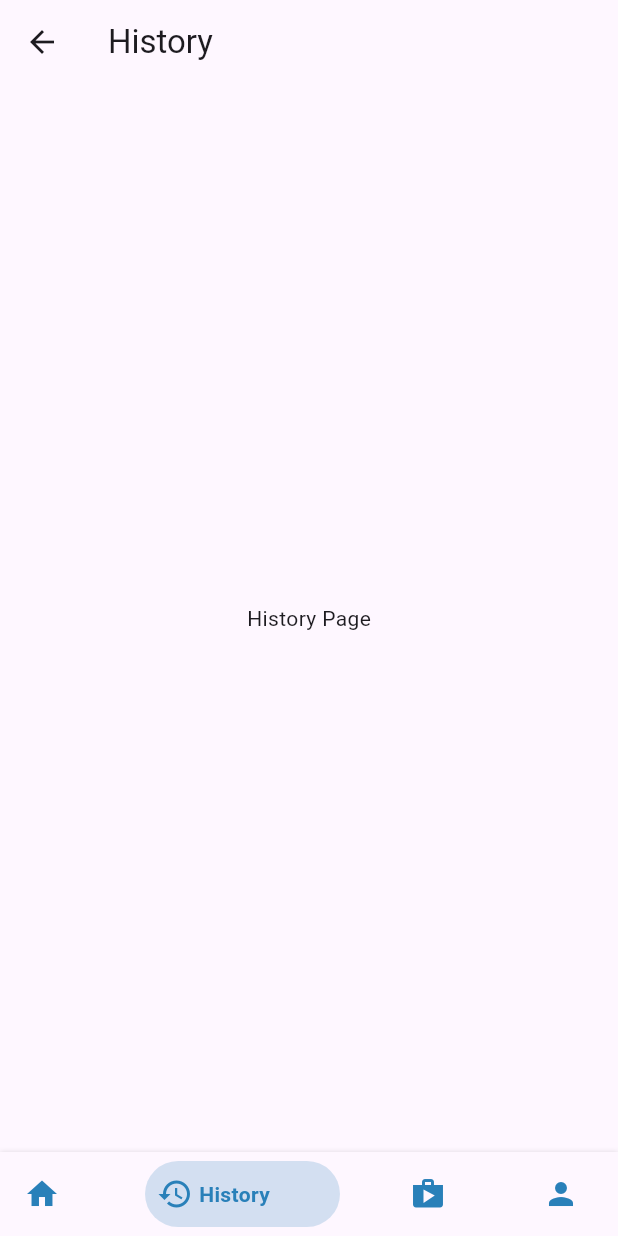
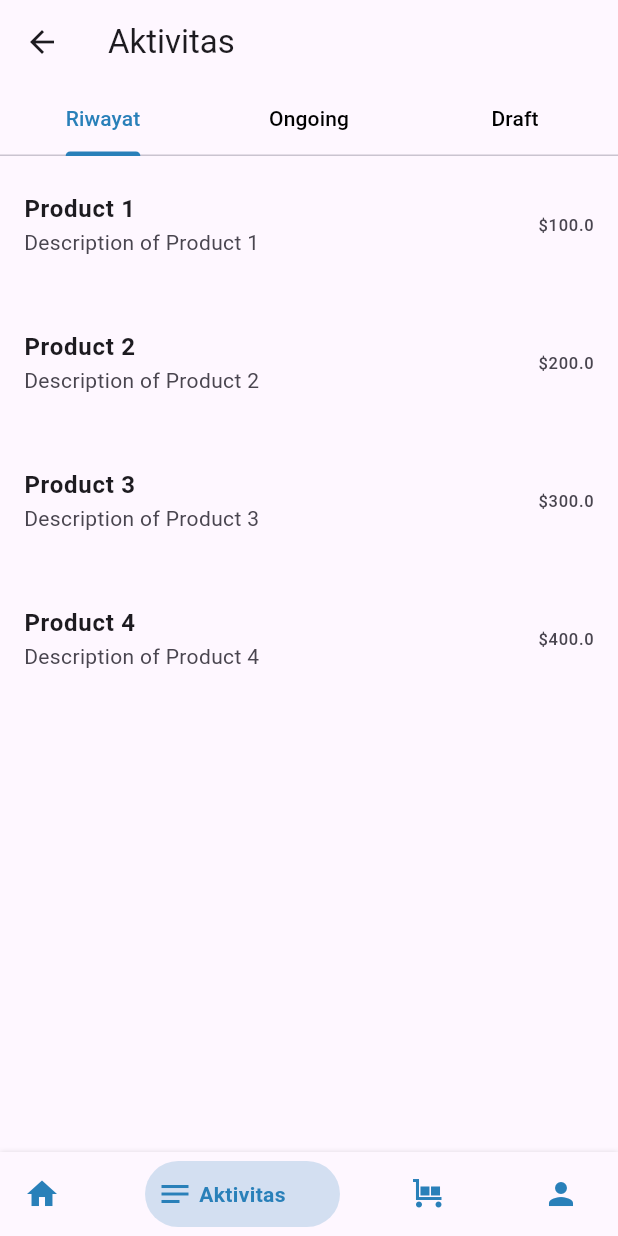
Before and after one commit to adisanwar/jastip_app, a Flutter app: the HomePage screen opened directly, swiped to page 2, on a phone screen of 412 x 824 dp. Run offline on Flutter 3.47's test engine with Material 3 defaults, Android fonts, the light colour scheme and no system bars; drawn by our look-alikes of bottom_navy_bar; our stand-ins replace connectivity_plus, dio, scroll_to_index, shared_preferences; missing offline and left inert: vertical_scrollable_tabview; accounts and stored records are empty; network calls fail.

Commit message:
mockup desain

```diff
--- /dev/null
+++ b/lib/Screens/Activity/activity.dart
@@ -0,0 +1,164 @@
+import 'package:flutter/material.dart';
+import 'package:jastip_app/Styles/colors.dart';
+import 'package:scroll_to_index/scroll_to_index.dart';
+import 'package:vertical_scrollable_tabview/vertical_scrollable_tabview.dart';
+
+class ActivityScreen extends StatefulWidget {
+  const ActivityScreen({Key? key}) : super(key: key);
+
+  @override
+  _ActivityScreenState createState() => _ActivityScreenState();
+}
+
+class _ActivityScreenState extends State<ActivityScreen>
+    with TickerProviderStateMixin {
+  late TabController tabController;
+  late AutoScrollController autoScrollController;
+  final List<String> tabs = ['Riwayat', 'Ongoing', 'Draft']; // Simplified data
+
+  @override
+  void initState() {
+    super.initState();
+    tabController = TabController(length: tabs.length, vsync: this);
+    autoScrollController = AutoScrollController();
+  }
+
+  @override
+  void dispose() {
+    tabController.dispose();
+    autoScrollController.dispose();
+    super.dispose();
+  }
+
+  @override
+  Widget build(BuildContext context) {
+    return Scaffold(
+      appBar: AppBar(title: const Text('Aktivitas')),
+      body: Column(
+        children: [
+          TabBar(
+            controller: tabController,
+            indicatorColor: primaryColor,
+            labelColor: primaryColor,
+            unselectedLabelColor: Colors.black,
+            tabs: tabs.map((title) {
+              return Tab(text: title);
+            }).toList(),
+          ),
+          Expanded(
+            child: TabBarView(
+              controller: tabController,
+              children: [
+                History(), // Replace with your "Overview" content
+                OnGoing(),
+                DraftPage() // Replace with your "Specification" content
+              ],
+            ),
+          ),
+        ],
+      ),
+    );
+  }
+}
+
+// Example widgets for "Overview" and "Specification" sections
+
+class History extends StatelessWidget {
+  // Sample list of products
+  final List<Product> products = [
+    Product(name: 'Product 1', description: 'Description of Product 1', price: 100),
+    Product(name: 'Product 2', description: 'Description of Product 2', price: 200),
+    Product(name: 'Product 3', description: 'Description of Product 3', price: 300),
+    Product(name: 'Product 4', description: 'Description of Product 4', price: 400),
+    // Add more products as needed
+  ];
+
+  @override
+  Widget build(BuildContext context) {
+    return ListView.builder(
+      itemCount: products.length,
+      itemBuilder: (context, index) {
+        final product = products[index];
+        return ListTile(
+          contentPadding: EdgeInsets.symmetric(vertical: 10, horizontal: 16),
+          title: Text(product.name, style: TextStyle(fontWeight: FontWeight.bold)),
+          subtitle: Text(product.description),
+          trailing: Text('\$${product.price}'),
+          onTap: () {
+            // Handle tap event (e.g., navigate to product details)
+          },
+        );
+      },
+    );
+  }
+}
+
+// Product model
+class Product {
+  final String name;
+  final String description;
+  final double price;
+
+  Product({required this.name, required this.description, required this.price});
+}
+
+
+class OnGoing extends StatelessWidget {
+  // Sample list of products
+  final List<Product> products = [
+    Product(name: 'Product 1', description: 'Description of Product 1', price: 100),
+    Product(name: 'Product 2', description: 'Description of Product 2', price: 200),
+    Product(name: 'Product 3', description: 'Description of Product 3', price: 300),
+    Product(name: 'Product 4', description: 'Description of Product 4', price: 400),
+    // Add more products as needed
+  ];
+
+  @override
+  Widget build(BuildContext context) {
+    return ListView.builder(
+      itemCount: products.length,
+      itemBuilder: (context, index) {
+        final product = products[index];
+        return ListTile(
+          contentPadding: EdgeInsets.symmetric(vertical: 10, horizontal: 16),
+          title: Text(product.name, style: TextStyle(fontWeight: FontWeight.bold)),
+          subtitle: Text(product.description),
+          trailing: Text('\$${product.price}'),
+          onTap: () {
+            // Handle tap event (e.g., navigate to product details)
+          },
+        );
+      },
+    );
+  }
+}
+
+class DraftPage extends StatelessWidget {
+ // Sample list of products
+  final List<Product> products = [
+    Product(name: 'Product 1', description: 'Description of Product 1', price: 100),
+    Product(name: 'Product 2', description: 'Description of Product 2', price: 200),
+    Product(name: 'Product 3', description: 'Description of Product 3', price: 300),
+    Product(name: 'Product 4', description: 'Description of Product 4', price: 400),
+    // Add more products as needed
+  ];
+
+  @override
+  Widget build(BuildContext context) {
+    return ListView.builder(
+      itemCount: products.length,
+      itemBuilder: (context, index) {
+        final product = products[index];
+        return ListTile(
+          contentPadding: EdgeInsets.symmetric(vertical: 10, horizontal: 16),
+          title: Text(product.name, style: TextStyle(fontWeight: FontWeight.bold)),
+          subtitle: Text(product.description),
+          trailing: Text('\$${product.price}'),
+          onTap: () {
+            // Handle tap event (e.g., navigate to product details)
+          },
+        );
+      },
+    );
+  }
+}
--- a/lib/Screens/History/history.dart
+++ /dev/null
@@ -1,13 +0,0 @@
-import 'package:flutter/material.dart';
-
-class HistoryScreen extends StatelessWidget {
-  const HistoryScreen({Key? key}) : super(key: key);
-
-  @override
-  Widget build(BuildContext context) {
-    return Scaffold(
-      appBar: AppBar(title: const Text('History')),
-      body: Center(child: const Text('History Page')),
-    );
-  }
-}
--- a/lib/Screens/Home/home_page.dart
+++ b/lib/Screens/Home/home_page.dart
@@ -1,7 +1,7 @@
 import 'package:bottom_navy_bar/bottom_navy_bar.dart';
 import 'package:flutter/material.dart';
 import 'package:jastip_app/Screens/Cart/cart.dart';
-import 'package:jastip_app/Screens/History/history.dart';
+import 'package:jastip_app/Screens/Activity/activity.dart';
 import 'package:jastip_app/Screens/Home/main_screen.dart';
 import 'package:jastip_app/Screens/Profile/profile.dart';
 import 'package:jastip_app/Styles/colors.dart';
@@ -41,7 +41,7 @@ class _HomePageState extends State<HomePage> {
         children: const <Widget>[
           // Add your respective page widgets here
           MainScreen(),
-          HistoryScreen(),
+          ActivityScreen(),
           CartScreen(),
           ProfileScreen(),
         ],
@@ -57,12 +57,12 @@ class _HomePageState extends State<HomePage> {
             activeColor: primaryColor,
           ),
           BottomNavyBarItem(
-            icon: const Icon(Icons.history),
-            title: const Text('History'),
+            icon: const Icon(Icons.notes),
+            title: const Text('Aktivitas'),
             activeColor: primaryColor,
           ),
           BottomNavyBarItem(
-            icon: const Icon(Icons.shop),
+            icon: const Icon(Icons.trolley),
             title: const Text('Cart'),
             activeColor: primaryColor,
           ),
--- a/lib/Screens/Profile/profile.dart
+++ b/lib/Screens/Profile/profile.dart
@@ -6,7 +6,7 @@ class ProfileScreen extends StatelessWidget {
   @override
   Widget build(BuildContext context) {
     return Scaffold(
-      appBar: AppBar(title: const Text('Profile')),
+      appBar: AppBar(title: const Text('My Profile')),
       body: Center(child: const Text('Profile Page')),
     );
   }
--- a/pubspec.yaml
+++ b/pubspec.yaml
@@ -40,6 +40,8 @@ dependencies:
   shared_preferences: ^2.3.2
   connectivity_plus: ^6.1.0
   bottom_navy_bar: ^6.1.0
+  vertical_scrollable_tabview: ^0.1.1
+  scroll_to_index: ^3.0.1
 
 dev_dependencies:
   flutter_test:
```
Also changed, not shown: lib/Screens/Cart/cart.dart (+102 -3 lines), pubspec.lock.
